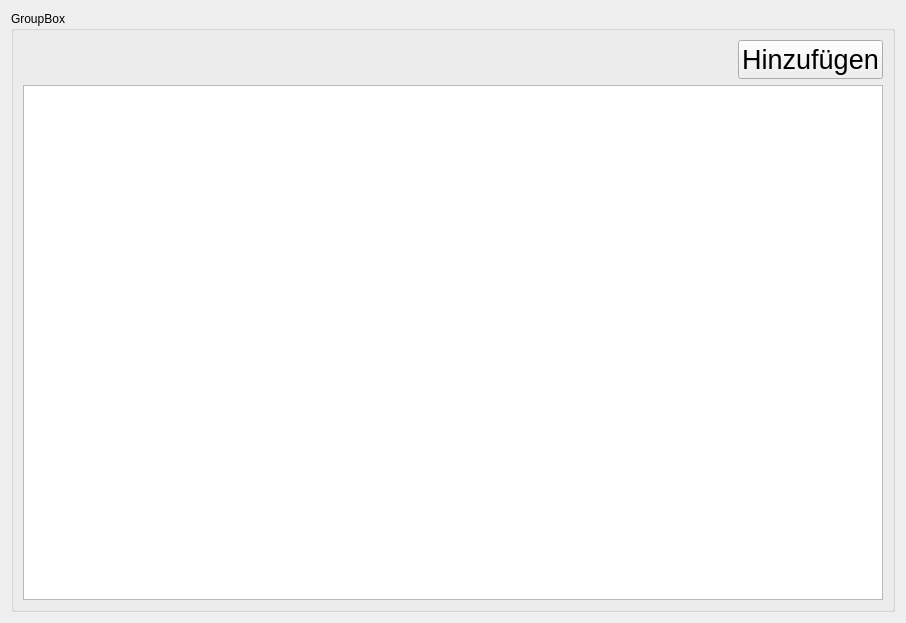
First picture: the form in lfb_regeneration_wildlife_impact/gui/form/array_field.ui, repository b-lack/qgis-fim-plugin, before the edit.
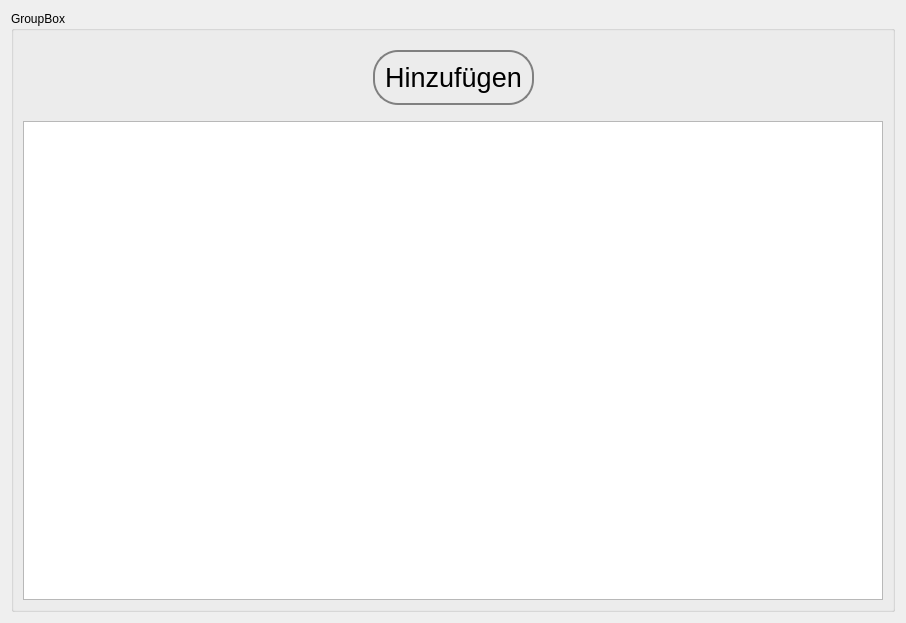
Second picture: the form after the edit.

```diff
--- a/lfb_regeneration_wildlife_impact/gui/form/array_field.ui
+++ b/lfb_regeneration_wildlife_impact/gui/form/array_field.ui
@@ -49,11 +49,32 @@
                 <pointsize>20</pointsize>
                </font>
               </property>
+              <property name="styleSheet">
+               <string notr="true">QPushButton{
+	border: 2px solid gray;
+	border-radius: 25px;
+	padding:10px;
+	margin: 10px;
+}</string>
+              </property>
               <property name="text">
                <string>Hinzufügen</string>
               </property>
              </widget>
             </item>
+            <item>
+             <spacer name="horizontalSpacer_2">
+              <property name="orientation">
+               <enum>Qt::Horizontal</enum>
+              </property>
+              <property name="sizeHint" stdset="0">
+               <size>
+                <width>40</width>
+                <height>20</height>
+               </size>
+              </property>
+             </spacer>
+            </item>
            </layout>
           </item>
           <item>
```
